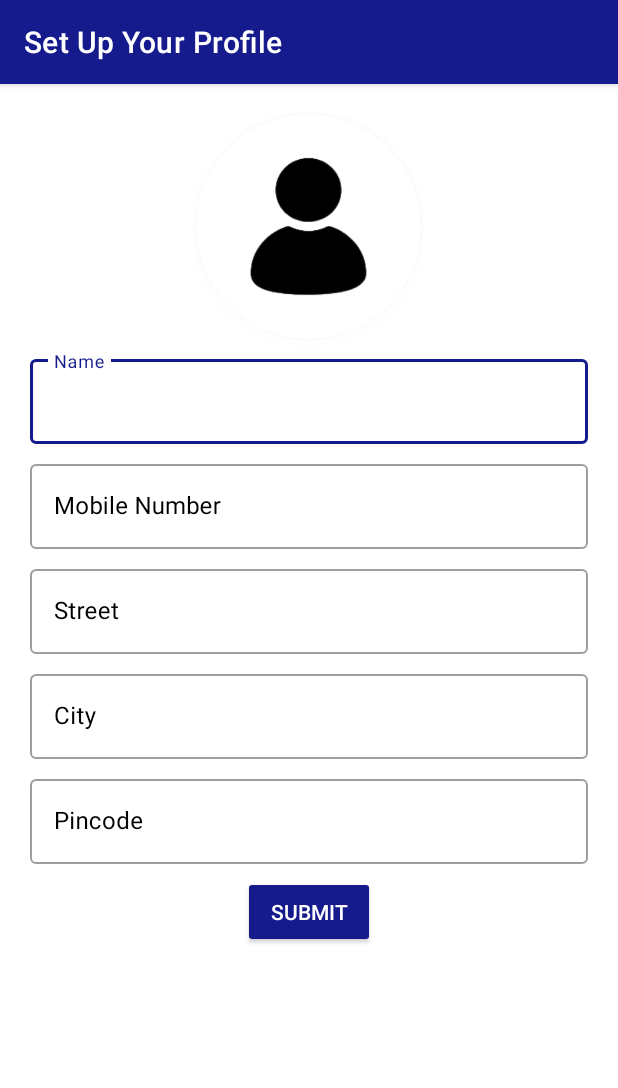
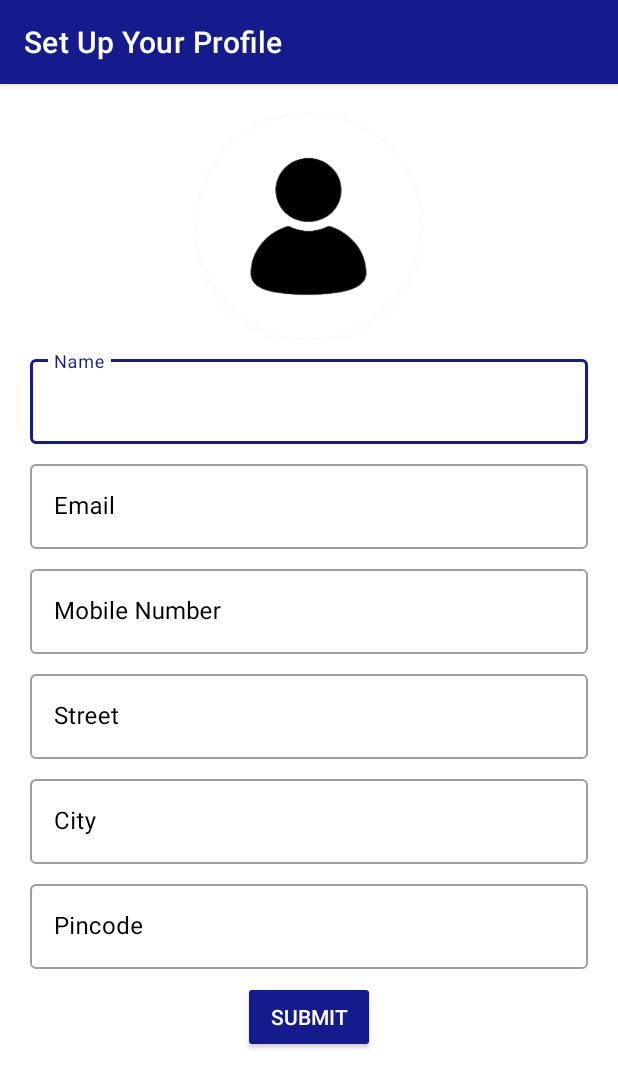
Before and after one commit to divyanshugupta29/Jal-Yaan, an Android app: the ProfileActivity screen opened directly, with no data from a screen before it, on a phone screen of 412 x 824 dp. Shown: the top 1088 px of the screen. Run offline under Robolectric (Android 15) with nearby library versions, the phone set to English and light mode, and no system bars; our stand-ins replace Firebase (no records; nobody signed in at launch, a user with empty details on screens opened directly).

Commit message:
name and address showing in setting activity

```diff
--- a/app/src/main/java/com/example/jalyaan/Order.java
+++ b/app/src/main/java/com/example/jalyaan/Order.java
@@ -15,7 +15,6 @@ public class Order {
         this.quantiy = quantiy;
         this.price = price;
         this.isDelivered = false;
-        this.date = LocalDateTime.now();
     }
 
     public boolean isDelivered() {
--- a/app/src/main/java/com/example/jalyaan/ProfileActivity.java
+++ b/app/src/main/java/com/example/jalyaan/ProfileActivity.java
@@ -10,13 +10,14 @@ import android.widget.Toast;
 
 import com.google.android.material.textfield.TextInputLayout;
 import com.google.firebase.auth.FirebaseAuth;
+import com.google.firebase.auth.FirebaseUser;
 import com.google.firebase.database.DatabaseReference;
 import com.google.firebase.database.FirebaseDatabase;
 
 public class ProfileActivity extends AppCompatActivity {
     FirebaseAuth auth;
     FirebaseDatabase db;
-    TextInputLayout nameInput,mobileInput,streetInput,cityInput,pincodeInput;
+    TextInputLayout nameInput,mobileInput,streetInput,cityInput,pincodeInput,emailInput;
     AppCompatButton btn;
 
 
@@ -30,6 +31,7 @@ public class ProfileActivity extends AppCompatActivity {
         streetInput = findViewById(R.id.street);
         cityInput = findViewById(R.id.city);
         pincodeInput = findViewById(R.id.pincode);
+        emailInput = findViewById(R.id.profile_email);
         auth = FirebaseAuth.getInstance();
         db = FirebaseDatabase.getInstance();
         //DatabaseReference root = db.getReference();
@@ -49,8 +51,8 @@ public class ProfileActivity extends AppCompatActivity {
         String city = cityInput.getEditText().getText().toString().trim();
         String pincode = pincodeInput.getEditText().getText().toString().trim();
         String uid = auth.getUid().toString();
-
-        User user = new User(uid,name,mobile,street,city,pincode,"No Image");
+        String email =emailInput.getEditText().getText().toString().trim();
+        User user = new User(uid,name,mobile,street,city,pincode,"No Image",email);
         return user;
     }
     public void insertProfileToDatabase(){
--- a/app/src/main/res/layout/activity_profile.xml
+++ b/app/src/main/res/layout/activity_profile.xml
@@ -29,6 +29,21 @@
         android:layout_height="wrap_content"
         android:layout_margin="4dp"
         android:hint="Name"
+        android:textColorHint="@color/black">
+
+        <com.google.android.material.textfield.TextInputEditText
+            android:layout_width="match_parent"
+            android:layout_height="wrap_content"
+            android:inputType="textEmailAddress" />
+
+    </com.google.android.material.textfield.TextInputLayout>
+    <com.google.android.material.textfield.TextInputLayout
+        android:id="@+id/profile_email"
+        style="@style/Widget.MaterialComponents.TextInputLayout.OutlinedBox"
+        android:layout_width="match_parent"
+        android:layout_height="wrap_content"
+        android:layout_margin="4dp"
+        android:hint="Email"
         android:textColorHint="@color/black">
 
         <com.google.android.material.textfield.TextInputEditText
--- a/app/src/main/res/layout/activity_settings.xml
+++ b/app/src/main/res/layout/activity_settings.xml
@@ -59,6 +59,7 @@
                 android:textStyle="bold"
                 android:layout_weight="1"/>
             <TextView
+                android:id="@+id/setting_name"
                 android:layout_width="wrap_content"
                 android:layout_height="wrap_content"
                 android:text="Divyanshu Gupta"
@@ -90,6 +91,7 @@
                 android:textStyle="bold"
                 />
             <TextView
+                android:id="@+id/setting_address"
                 android:layout_width="wrap_content"
                 android:layout_height="wrap_content"
                 android:text="Infront of son chiraiya office karera Madhya pradesh"
```
Also changed, not shown: app/src/main/java/com/example/jalyaan/SettingsActivity.java (+31 -0 lines), app/src/main/java/com/example/jalyaan/User.java (+6 -1 lines).
